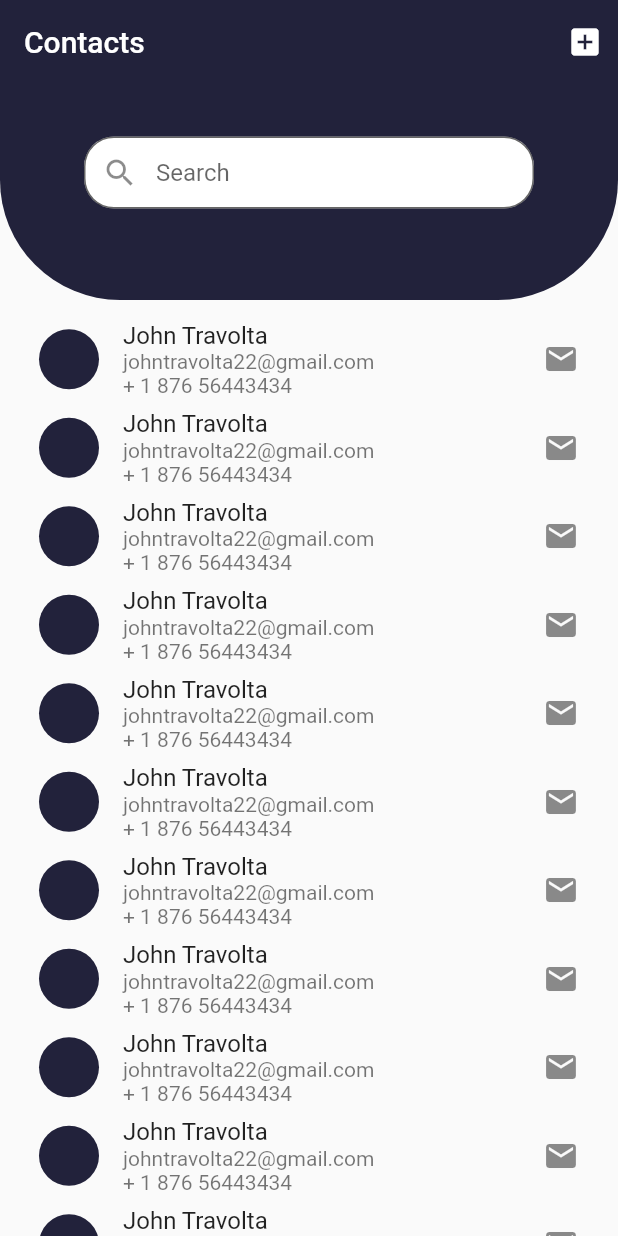
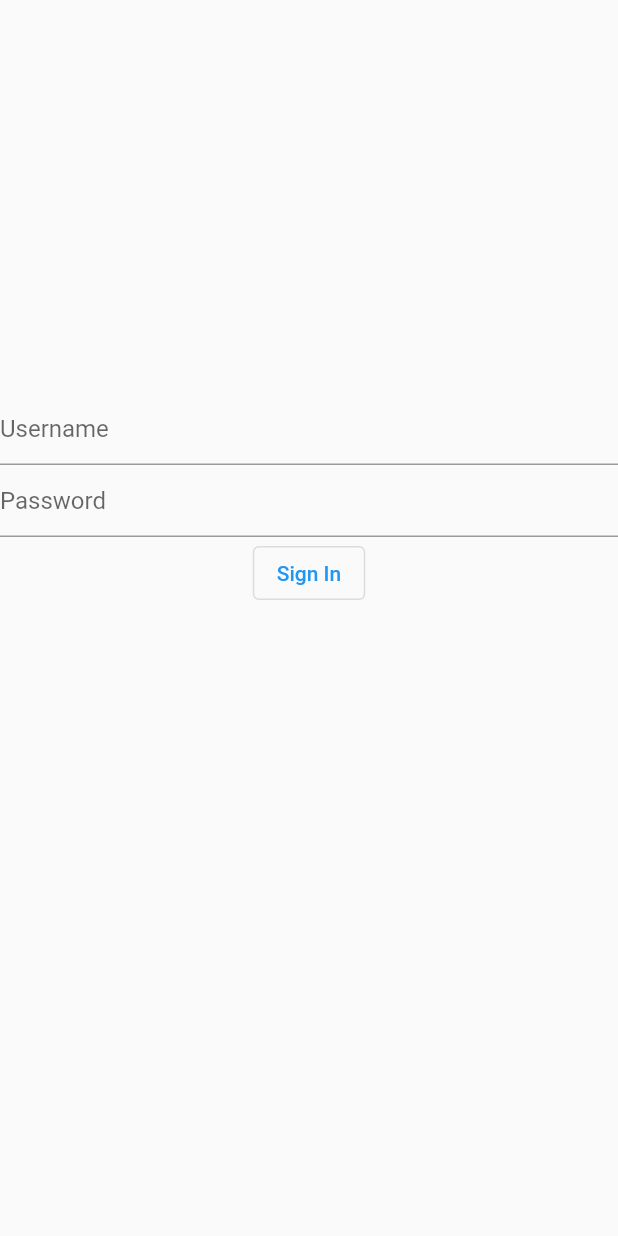
Before and after one commit to Amber-Classwork/contact_list_flutter, a Flutter app: the screen it shows after launch, on a phone screen of 412 x 824 dp. Run offline on Flutter 3.47's test engine with Material 2 defaults, Android fonts, the phone set to English and light mode, and no system bars; our stand-ins replace get.

Commit message:
login page

```diff
--- a/lib/main.dart
+++ b/lib/main.dart
@@ -1,4 +1,5 @@
 import 'package:contact_list_flutter/pages/home/main_contacts_page.dart';
+import 'package:contact_list_flutter/pages/login_page.dart';
 import 'package:flutter/material.dart';
 
 void main() {
@@ -13,7 +14,7 @@ class RootApp extends StatelessWidget {
     return MaterialApp(
       debugShowCheckedModeBanner: false,
       title: 'Contacts',
-      home: MainContactsPage(),
+      home: LoginPage(),
     );
   }
 }
--- a/lib/pages/home/main_contacts_page.dart
+++ b/lib/pages/home/main_contacts_page.dart
@@ -139,7 +139,7 @@ class MainContactsPage extends StatelessWidget {
             height: 200,
             width: double.maxFinite,
             decoration: BoxDecoration(
-              color: AppColors.mainPurple,
+              color: AppColors.mainBlue,
               borderRadius: BorderRadius.only(
                 bottomLeft: (Radius.circular(80)),
                 bottomRight: (Radius.circular(80)),
@@ -168,13 +168,13 @@ class MainContactsPage extends StatelessWidget {
             child: Expanded(
               child: ListView.builder(
                   padding: EdgeInsets.symmetric(horizontal: 10, vertical: 10),
-                  physics: AlwaysScrollableScrollPhysics(),
+                  physics: NeverScrollableScrollPhysics(),
                   shrinkWrap: true,
                   itemCount: 30,
                   itemBuilder: (context, index) {
                     return ListTile(
                       leading: CircleAvatar(
-                        backgroundColor: AppColors.mainPurple,
+                        backgroundColor: AppColors.mainBlue,
                         radius: 20,
                       ),
                       title: Text('John Travolta'),
--- /dev/null
+++ b/lib/pages/login_page.dart
@@ -0,0 +1,45 @@
+import 'package:flutter/material.dart';
+
+class LoginPage extends StatelessWidget {
+  const LoginPage({super.key});
+
+  @override
+  Widget build(BuildContext context) {
+    return Scaffold(
+      body: Center(
+        child: Container(
+          height: 300,
+          child: Column(
+            children: [
+              TextField(
+                decoration: InputDecoration(
+                  hintText: "Username",
+                ),
+              ),
+              TextField(
+                decoration: InputDecoration(hintText: "Password"),
+              ),
+              OutlinedButton(onPressed: () {}, child: Text('Sign In'))
+            ],
+          ),
+        ),
+      ),
+    );
+
+    // Column(
+    //   children: [
+    //     Icon(Icons.call),
+    //     Text('Welcome to the new Contacts App'),
+    //     Text('Designed to keep your contacts safe and secure'),
+    //     TextButton(
+    //       onPressed: () {},
+    //       child: Text('Login'),
+    //     ),
+    //     TextButton(
+    //       onPressed: () {},
+    //       child: Text('Register'),
+    //     )
+    //   ],
+    // );
+  }
+}
--- a/lib/utils/colors.dart
+++ b/lib/utils/colors.dart
@@ -1,8 +1,6 @@
 import 'dart:ui';
 
 class AppColors {
-  static const Color mainPurple = Color(0xFF22223B);
-  // static const Color mainBrown = Color(0xFF3C4573);
-
-
+  static const Color mainBlue = Color(0xFF22223B);
+  static const Color mainOrange = Color(0xFFEE6C4D);
 }
```
